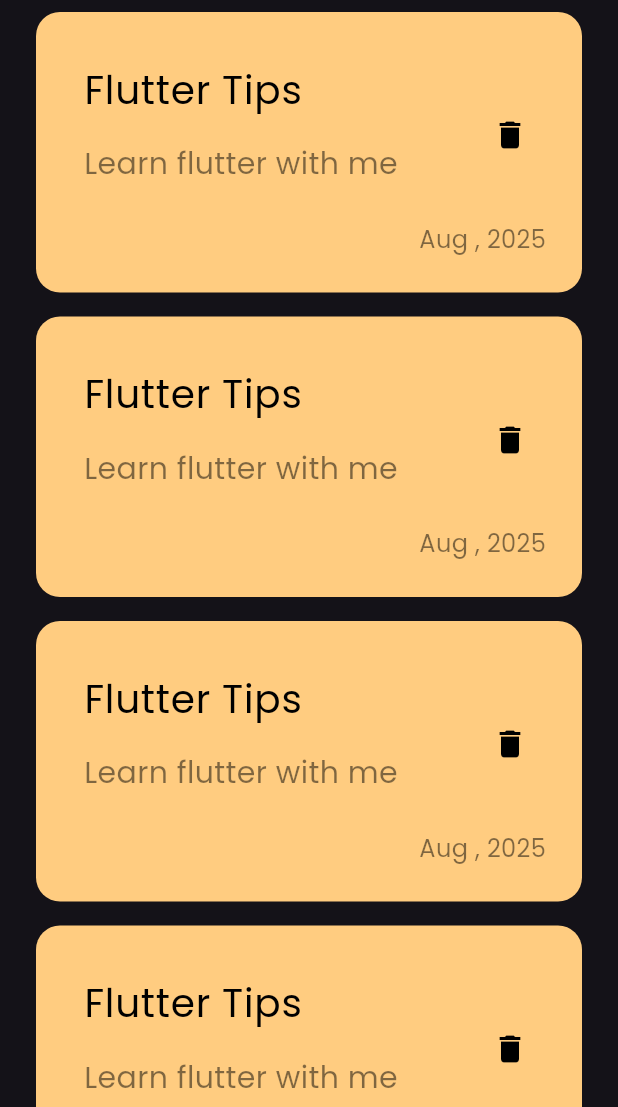
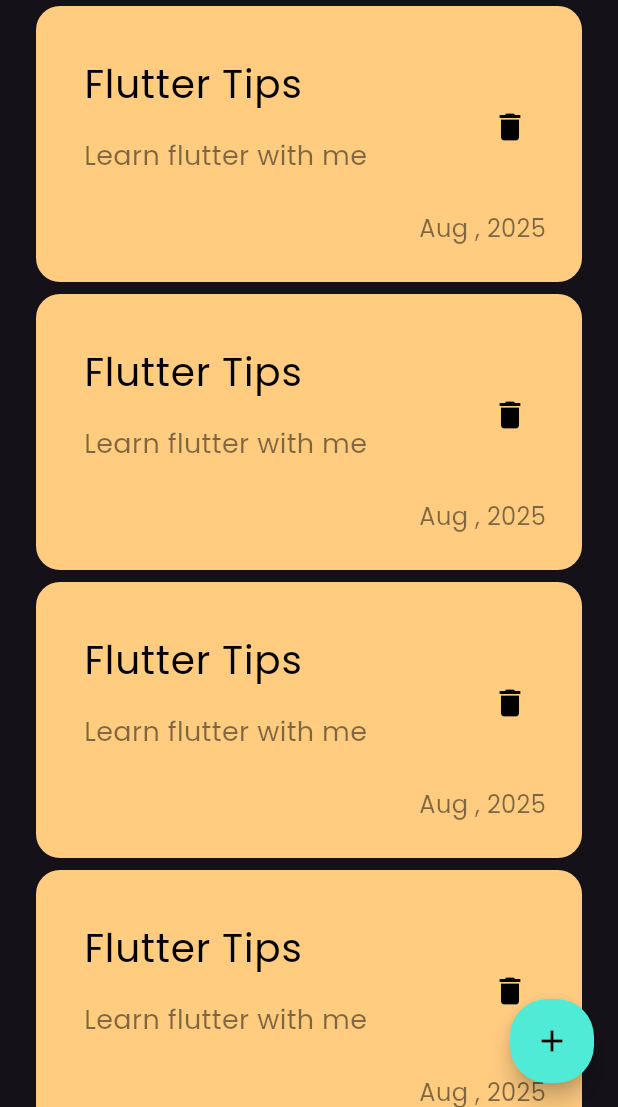
Before and after one commit to mohamedwdm/notes-app, a Flutter app: the screen it shows after launch, on a phone screen of 412 x 824 dp, the part 129-1236 px from its top. Run offline on Flutter 3.47's test engine with Material 3 defaults, Android fonts, the phone set to English and light mode, and no system bars.

Commit message:
adding floating action button

```diff
--- a/lib/views/notes_view.dart
+++ b/lib/views/notes_view.dart
@@ -9,7 +9,16 @@ class NotesView extends StatelessWidget {
   @override
   Widget build(BuildContext context) {
     return Scaffold(
-      body: NotesViewBody() ,
+      floatingActionButton: FloatingActionButton(
+        backgroundColor: Color(0xff50EBD6),
+        shape: RoundedRectangleBorder(
+          borderRadius: BorderRadius.circular(25),
+          // keep it circular
+        ),
+        onPressed: () {},
+        child: Icon(Icons.add, color: Colors.black),
+      ),
+      body: const NotesViewBody(),
     );
   }
 }
--- a/lib/widgets/custom_note_item.dart
+++ b/lib/widgets/custom_note_item.dart
@@ -1,4 +1,3 @@
-
 import 'package:flutter/material.dart';
 
 class NotesItem extends StatelessWidget {
@@ -7,9 +6,8 @@ class NotesItem extends StatelessWidget {
   @override
   Widget build(BuildContext context) {
     return Container(
-      padding: const EdgeInsets.only(top: 24.0 , bottom: 24 , left: 16),
+      padding: const EdgeInsets.only(top: 24.0, bottom: 24, left: 16),
       decoration: BoxDecoration(
-
         color: Color(0xffFFCC80),
         borderRadius: BorderRadius.circular(16),
       ),
@@ -17,18 +15,33 @@ class NotesItem extends StatelessWidget {
       child: Column(
         crossAxisAlignment: CrossAxisAlignment.end,
         children: [
-
           ListTile(
-            title: Text('Flutter Tips' , style: TextStyle(color: Colors.black , fontSize: 26),),
+            title: Text(
+              'Flutter Tips',
+              style: TextStyle(color: Colors.black, fontSize: 26),
+            ),
             subtitle: Padding(
-              padding: const EdgeInsets.only(top: 16 , bottom: 16),
-              child: Text('Learn flutter with me' , style: TextStyle(color: Colors.black.withValues(alpha: 0.5) , fontSize: 20),),
+              padding: const EdgeInsets.only(top: 16, bottom: 16),
+              child: Text(
+                'Learn flutter with me',
+                style: TextStyle(
+                  color: Colors.black.withValues(alpha: 0.5),
+                  fontSize: 18,
+                ),
+              ),
             ),
-            trailing: IconButton(onPressed: (){}, icon: Icon(Icons.delete , size: 24,) , color: Colors.black,),
+            trailing: IconButton(
+              onPressed: () {},
+              icon: Icon(Icons.delete, size: 24),
+              color: Colors.black,
+            ),
           ),
           Padding(
             padding: const EdgeInsets.only(right: 24.0),
-            child: Text('Aug , 2025' , style: TextStyle(color: Colors.black.withValues(alpha: 0.5) , fontSize: 16), ),
+            child: Text(
+              'Aug , 2025',
+              style: TextStyle(color: Colors.black.withValues(alpha: 0.5), fontSize: 16),
+            ),
           ),
         ],
       ),
--- a/lib/widgets/note_item_listview.dart
+++ b/lib/widgets/note_item_listview.dart
@@ -9,7 +9,7 @@ class NoteItemListView extends StatelessWidget {
     return ListView.builder(
       itemBuilder: (context, index) {
         return Padding(
-          padding: const EdgeInsets.symmetric(vertical: 8.0),
+          padding: const EdgeInsets.symmetric(vertical: 4.0),
           child:  NotesItem(),
         );
       },
```
